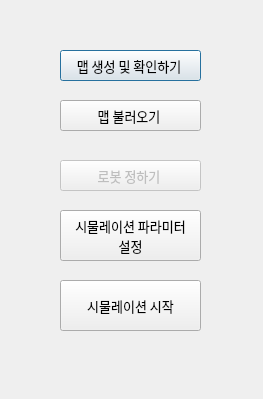
Old version of the form main_window.ui in the repository JeonHyeongJunKW/warehouse-simulator.
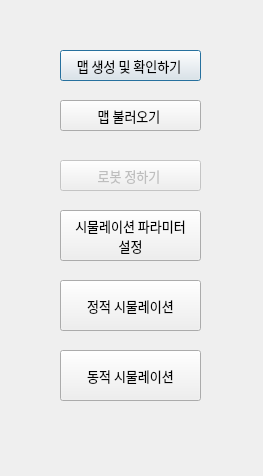
New version of the form.

Diff of the .ui file:
```diff
--- a/main_window.ui
+++ b/main_window.ui
@@ -7,7 +7,7 @@
     <x>0</x>
     <y>0</y>
     <width>263</width>
-    <height>399</height>
+    <height>476</height>
    </rect>
   </property>
   <property name="windowTitle">
@@ -118,7 +118,29 @@
     </font>
    </property>
    <property name="text">
-    <string>시물레이션 시작</string>
+    <string>정적 시물레이션</string>
+   </property>
+  </widget>
+  <widget class="QPushButton" name="button_simStart_dynamic">
+   <property name="enabled">
+    <bool>true</bool>
+   </property>
+   <property name="geometry">
+    <rect>
+     <x>60</x>
+     <y>350</y>
+     <width>141</width>
+     <height>51</height>
+    </rect>
+   </property>
+   <property name="font">
+    <font>
+     <family>HY견고딕</family>
+     <pointsize>10</pointsize>
+    </font>
+   </property>
+   <property name="text">
+    <string>동적 시물레이션</string>
    </property>
   </widget>
  </widget>
```
